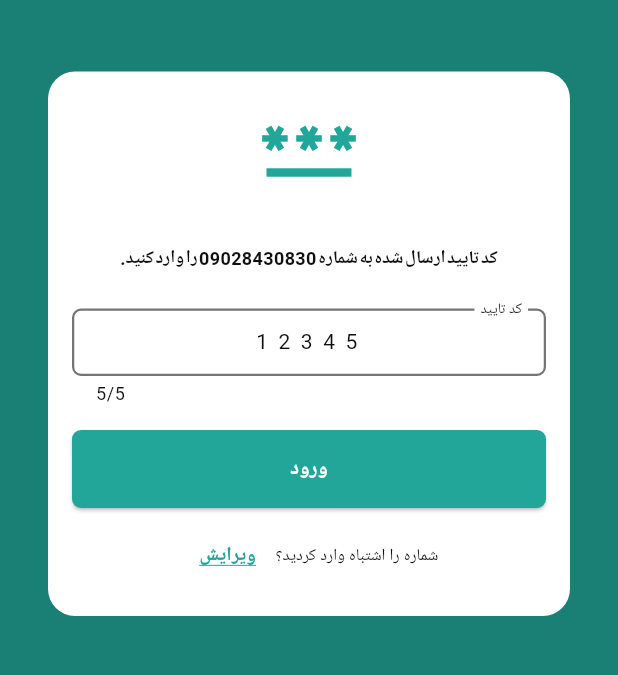
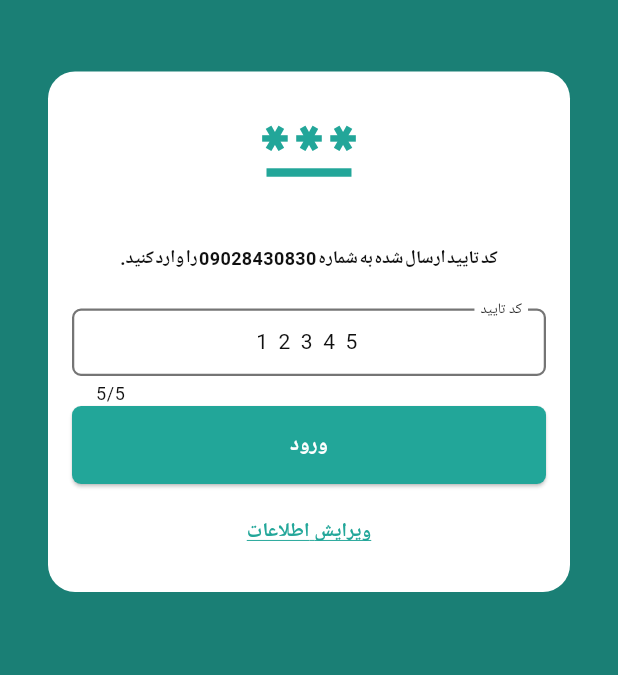
Before and after one commit to MrPouyaSaad/provider, a Flutter app: the screen it shows after launch, after a tap on "ورود", on a phone screen of 412 x 824 dp, the part 119-794 px from its top. Run offline on Flutter 3.47's test engine with Material 3 defaults, Android fonts, the phone set to English and light mode, and no system bars; our stand-ins replace dropdown_search, fl_chart, flutter_animate, get; missing offline and left inert: floating_snackbar; Roboto replaces fonts that are missing (yekan-bakh).

```diff
--- a/lib/screens/sing_in/code_screen.dart
+++ b/lib/screens/sing_in/code_screen.dart
@@ -157,7 +157,7 @@ class _CodeScreenState extends State<CodeScreen> {
                                 },
                                 keyboardType: TextInputType.number,
                               ),
-                            ).marginOnly(bottom: Constants.primaryPadding),
+                            ),
                           ],
                         ),
                       // Text(
@@ -168,6 +168,7 @@ class _CodeScreenState extends State<CodeScreen> {
                       //       fontWeight: FontWeight.bold,
                       //       fontSize: 12),
                       // ),
+                      if (_currentStep < 2) SizedBox(height: 16),
 
                       SizedBox(
                         width: double.infinity,
@@ -199,35 +200,23 @@ class _CodeScreenState extends State<CodeScreen> {
                                   }),
                       ),
                       SizedBox(height: 8),
-                      if (_currentStep == 2)
-                        Row(
-                          mainAxisAlignment: MainAxisAlignment.center,
-                          children: [
-                            Text(
-                              'شماره را اشتباه وارد کردید؟',
-                              style: TextStyle(
-                                fontSize: 11,
-                                color: themeData.colorScheme.onSurface,
-                              ),
-                            ),
+
                       TextButton(
                         onPressed: () {
                           Navigator.of(context).pop();
                         },
                         child: Text(
-                                'ویرایش',
+                          'ویرایش اطلاعات',
                           style: TextStyle(
                             decoration: TextDecoration.underline,
-                                  decorationColor: themeData
-                                      .colorScheme.surfaceContainerHighest,
+                            decorationColor:
+                                themeData.colorScheme.surfaceContainerHighest,
                             fontSize: 13,
                             fontWeight: FontWeight.bold,
-                                  color: themeData
-                                      .colorScheme.surfaceContainerHighest,
+                            color:
+                                themeData.colorScheme.surfaceContainerHighest,
                           ),
                         ),
-                            ),
-                          ],
                       ).marginSymmetric(horizontal: Constants.primaryPadding),
                     ],
                   ),
```
Also changed, not shown: 18 other files. Lines whose indentation alone changed are shown as unchanged.
